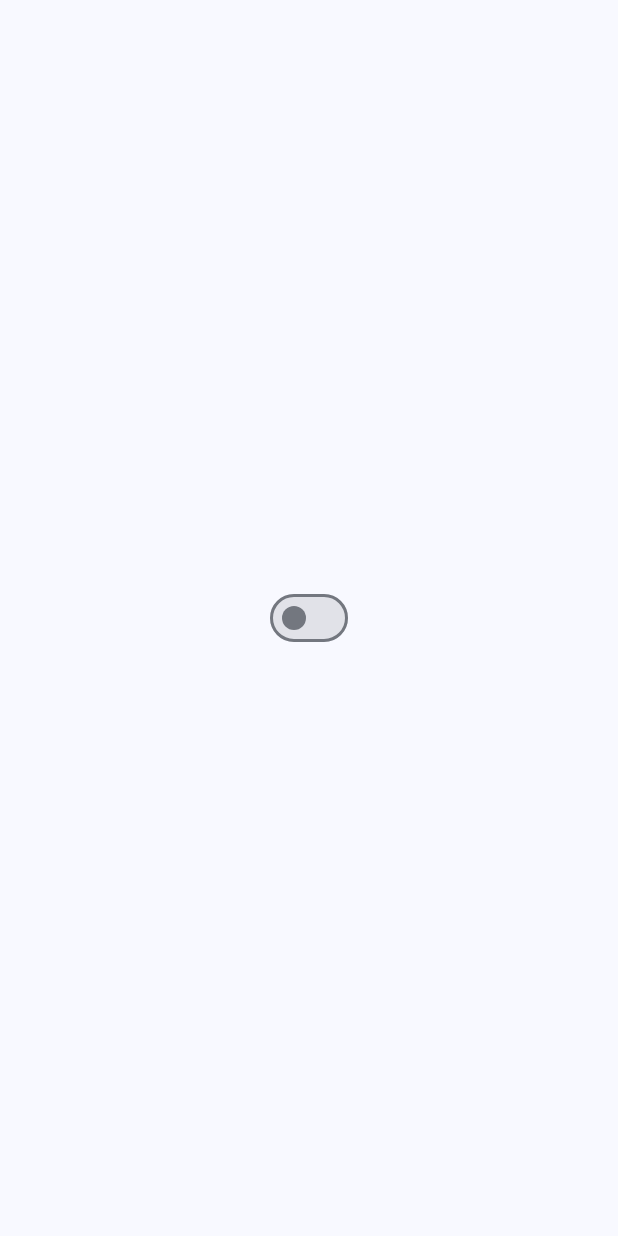
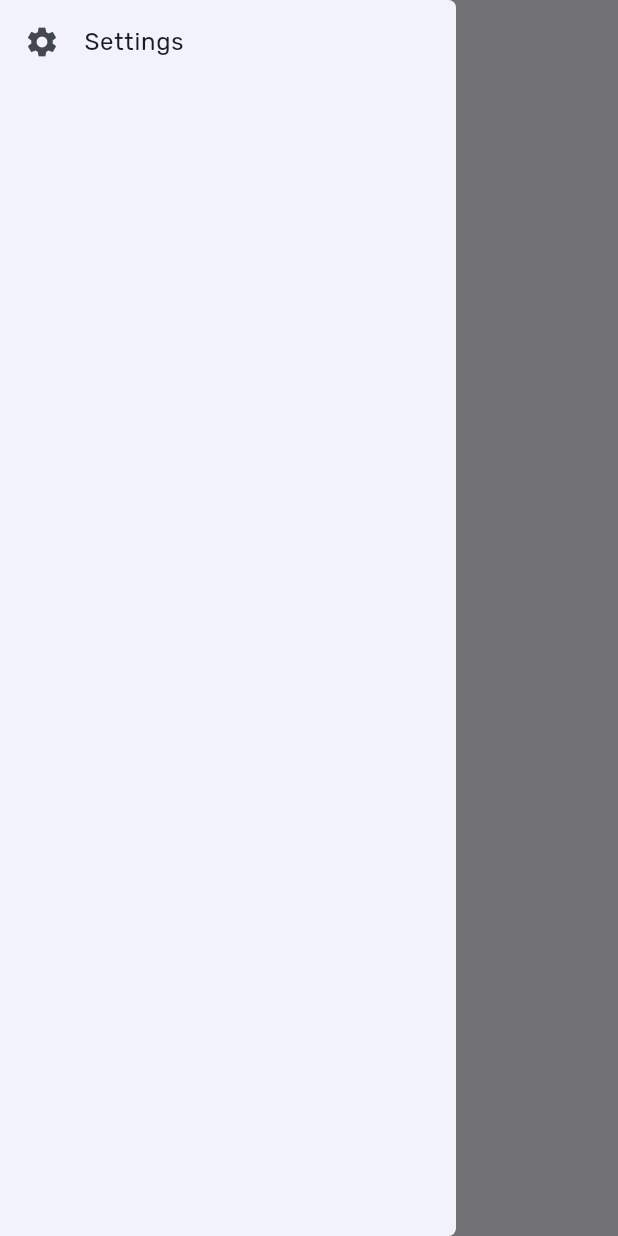
Before and after one commit to Empitrix/ekko, a Flutter app: the screen it shows after launch, with the side drawer open (before the commit the screen has no drawer), on a phone screen of 412 x 824 dp. Run offline on Flutter 3.47's test engine with Material 2 defaults, Android fonts, the light colour scheme and no system bars; our stand-ins replace sqflite, sqflite_common_ffi; accounts and stored records are empty.

Commit message:
Added: Basic navigator, settings and drawer page

```diff
--- a/lib/theme/dark.dart
+++ b/lib/theme/dark.dart
@@ -3,10 +3,12 @@ import 'package:flutter/material.dart';
 ThemeData dark(){
 	return ThemeData(
 		useMaterial3: true,
-    fontFamily: "Rubik",
+		fontFamily: "Rubik",
+		// scaffoldBackgroundColor: const Color(0xff17212b),
 		colorScheme: ColorScheme.fromSeed(
 			seedColor: Colors.cyan,
-			brightness: Brightness.dark
+			brightness: Brightness.dark,
+			background: const Color(0xff17212b),
 		)
 	);
 }
--- a/lib/theme/light.dart
+++ b/lib/theme/light.dart
@@ -3,10 +3,10 @@ import 'package:flutter/material.dart';
 ThemeData ligth(){
 	return ThemeData(
 		useMaterial3: true,
-    fontFamily: "Rubik",
+		fontFamily: "Rubik",
 		colorScheme: ColorScheme.fromSeed(
 			seedColor: Colors.blue,
-			brightness: Brightness.light
+			brightness: Brightness.light,
 		)
 	);
 }
--- /dev/null
+++ b/lib/views/drawer_page.dart
@@ -0,0 +1,43 @@
+import 'package:ekko/config/navigator.dart';
+import 'package:ekko/views/settings_page.dart';
+import 'package:flutter/material.dart';
+
+class DrawerPage extends StatefulWidget {
+	const DrawerPage({super.key});
+
+	@override
+	State<DrawerPage> createState() => _DrawerPageState();
+}
+
+class _DrawerPageState extends State<DrawerPage> {
+
+	final double roundness = 5;
+
+	void _newView(Widget view){
+		Navigator.pop(context);
+		changeView(context, view, isPush: true);
+	}
+
+	@override
+	Widget build(BuildContext context) {
+		return Drawer(
+			shape: RoundedRectangleBorder(
+				borderRadius: BorderRadius.only(
+					topLeft: Radius.zero,
+					bottomLeft: Radius.zero,
+					topRight: Radius.circular(roundness),
+					bottomRight: Radius.circular(roundness),
+				)
+			),
+			child: ListView(
+				children: [
+					ListTile(
+						leading: const Icon(Icons.settings),
+						title: const Text("Settings"),
+						onTap: () => _newView(const SettingsPage()),
+					)
+				],
+			),
+		);
+	}
+}
--- a/lib/views/home_page.dart
+++ b/lib/views/home_page.dart
@@ -2,6 +2,7 @@ import 'package:ekko/config/manager.dart';
 import 'package:ekko/config/public.dart';
 import 'package:ekko/database/database.dart';
 import 'package:ekko/utils/loading.dart';
+import 'package:ekko/views/drawer_page.dart';
 import 'package:flutter/material.dart';
 import 'package:provider/provider.dart';
 
@@ -14,6 +15,7 @@ class HomePage extends StatefulWidget {
 
 class _HomePageState extends State<HomePage> {
 
+	final GlobalKey<ScaffoldState> scaffoldKey = GlobalKey<ScaffoldState>();
 
 	Future<void> init() async {
 		// Just for testing
@@ -35,6 +37,21 @@ class _HomePageState extends State<HomePage> {
 		return WillPopScope(
 			onWillPop: () async { return false; },
 			child: Scaffold(
+				key: scaffoldKey,
+				drawer: const DrawerPage(),
+				appBar: AppBar(
+					automaticallyImplyLeading: false,
+					title: const Text("Notes"),
+					leading: IconButton(
+						icon: const Icon(Icons.menu),
+						onPressed: (){
+							// Open drawer
+							if(scaffoldKey.currentState != null){
+								scaffoldKey.currentState!.openDrawer();
+							}
+						},
+					),
+				),
 				body: Center(
 					child: Switch(
 						value: dMode,
```
Also changed, not shown: lib/config/navigator.dart (added, +16 -0 lines), lib/views/settings_page.dart (added, +32 -0 lines).
